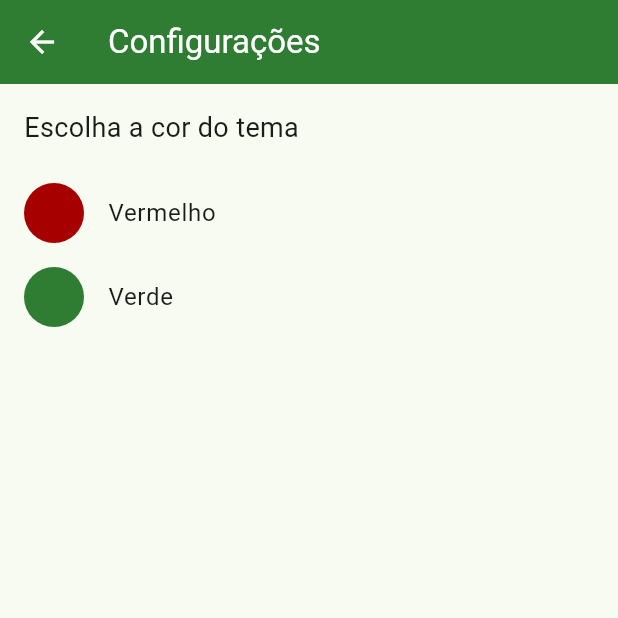
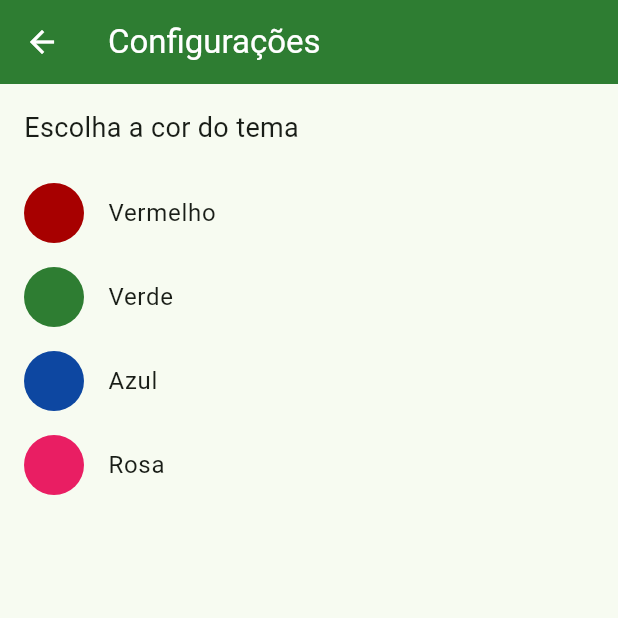
Before and after one commit to AntonioIvoDeOliveiraSouza/app-olimpo, a Flutter app: the screen it shows after launch, in the side drawer, after a tap on "Configurações", on a phone screen of 412 x 824 dp, the top half of it. Run offline on Flutter 3.47's test engine with Material 3 defaults, Android fonts, the phone set to English and light mode, and no system bars.

Commit message:
update: adding new styles

```diff
--- a/lib/screens/config_screen.dart
+++ b/lib/screens/config_screen.dart
@@ -32,6 +32,20 @@ class ConfigScreen extends StatelessWidget {
             onTap: (){
               PreferenceTheme.changeColor(Colors.green[800]!);
             },
+          ),
+          ListTile(
+            leading: CircleAvatar(backgroundColor: Colors.blue[900]),
+            title: Text("Azul"),
+            onTap: (){
+              PreferenceTheme.changeColor(Colors.blue[900]!);
+            },
+          ),
+          ListTile(
+            leading: CircleAvatar(backgroundColor: Colors.pink),
+            title: Text("Rosa"),
+            onTap: (){
+              PreferenceTheme.changeColor(Colors.pink);
+            },
           )
         ],
       )
```
